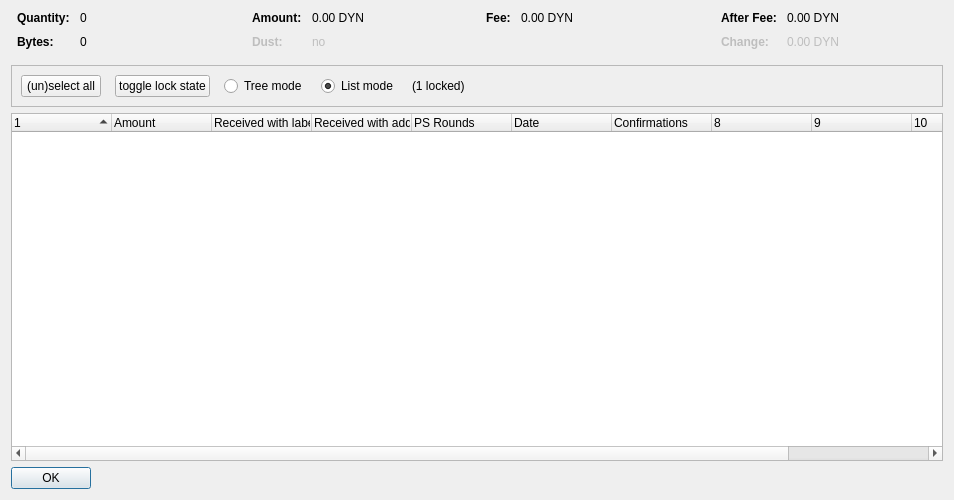
Old version of the form src/qt/forms/coincontroldialog.ui in the repository duality-solutions/Dynamic.
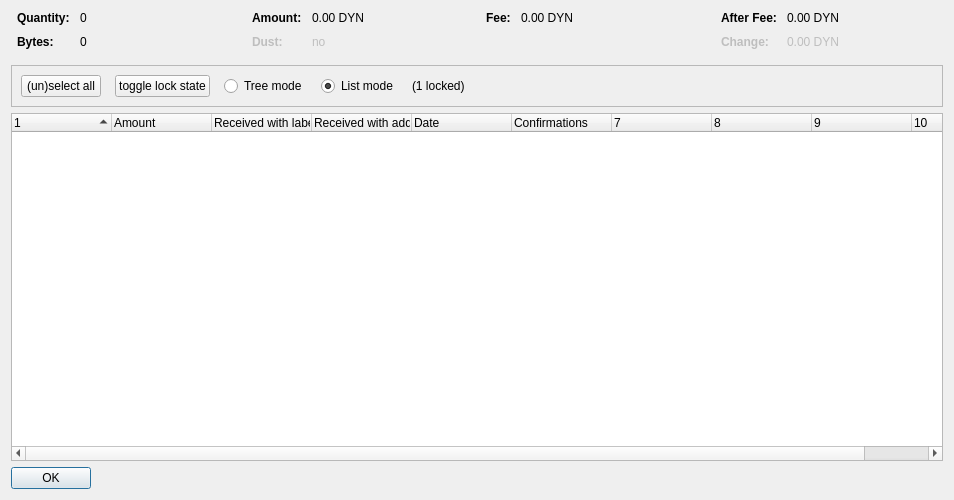
New version of the form. Custom widgets are drawn as their Qt base class.

The edit to the form file:
```diff
--- a/src/qt/forms/coincontroldialog.ui
+++ b/src/qt/forms/coincontroldialog.ui
@@ -418,7 +418,7 @@
       <bool>false</bool>
      </property>
      <property name="columnCount">
-      <number>11</number>
+      <number>10</number>
      </property>
      <attribute name="headerShowSortIndicator" stdset="0">
       <bool>true</bool>
@@ -446,11 +446,6 @@
        <string>Received with address</string>
       </property>
      </column>
-     <column>
-      <property name="text">
-       <string>PS Rounds</string>
-      </property>
-     </column>
      <column>
       <property name="text">
        <string>Date</string>
```
